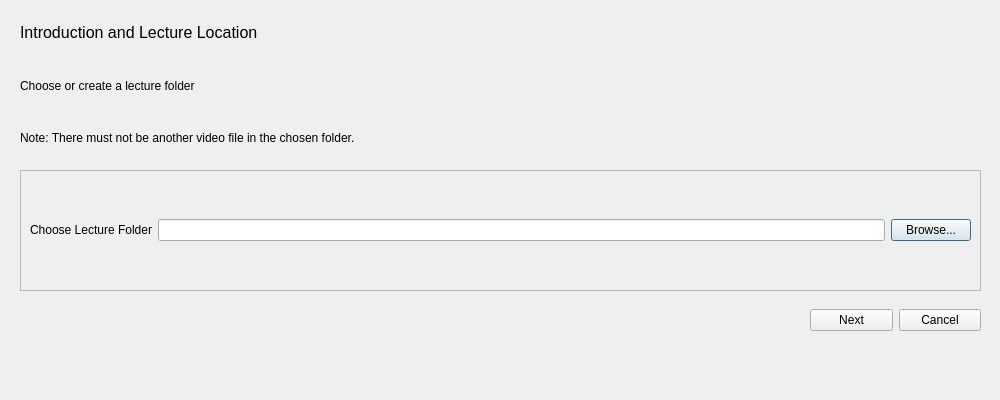
Before: the Qt Designer form tcc_teste/tcc_teste/mydialog.ui in raquelrasia/tcc, drawn with Qt 5.
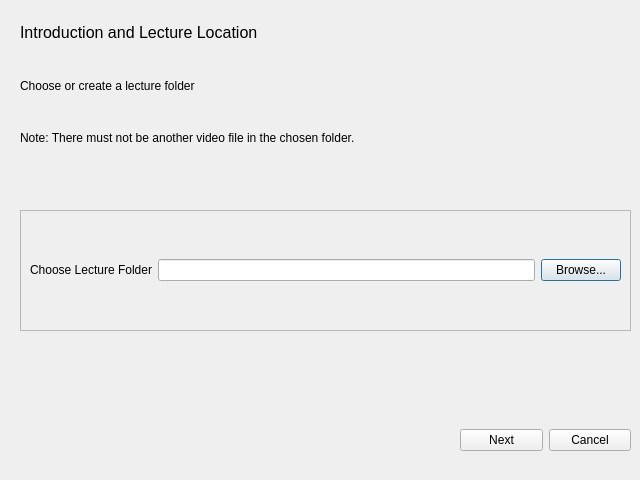
After: the same form once the commit is applied.

Diff of the .ui file:
```diff
--- a/tcc_teste/tcc_teste/mydialog.ui
+++ b/tcc_teste/tcc_teste/mydialog.ui
@@ -6,8 +6,8 @@
    <rect>
     <x>0</x>
     <y>0</y>
-    <width>1000</width>
-    <height>400</height>
+    <width>640</width>
+    <height>480</height>
    </rect>
   </property>
   <property name="windowTitle">
@@ -17,8 +17,8 @@
    <property name="geometry">
     <rect>
      <x>20</x>
-     <y>170</y>
-     <width>961</width>
+     <y>210</y>
+     <width>611</width>
      <height>121</height>
     </rect>
    </property>
@@ -33,7 +33,7 @@
      <rect>
       <x>10</x>
       <y>10</y>
-      <width>941</width>
+      <width>591</width>
       <height>101</height>
      </rect>
     </property>
@@ -69,8 +69,8 @@
   <widget class="QWidget" name="horizontalLayoutWidget_3">
    <property name="geometry">
     <rect>
-     <x>810</x>
-     <y>300</y>
+     <x>460</x>
+     <y>420</y>
      <width>171</width>
      <height>41</height>
     </rect>
@@ -97,7 +97,7 @@
     <rect>
      <x>20</x>
      <y>10</y>
-     <width>961</width>
+     <width>611</width>
      <height>151</height>
     </rect>
    </property>
```
